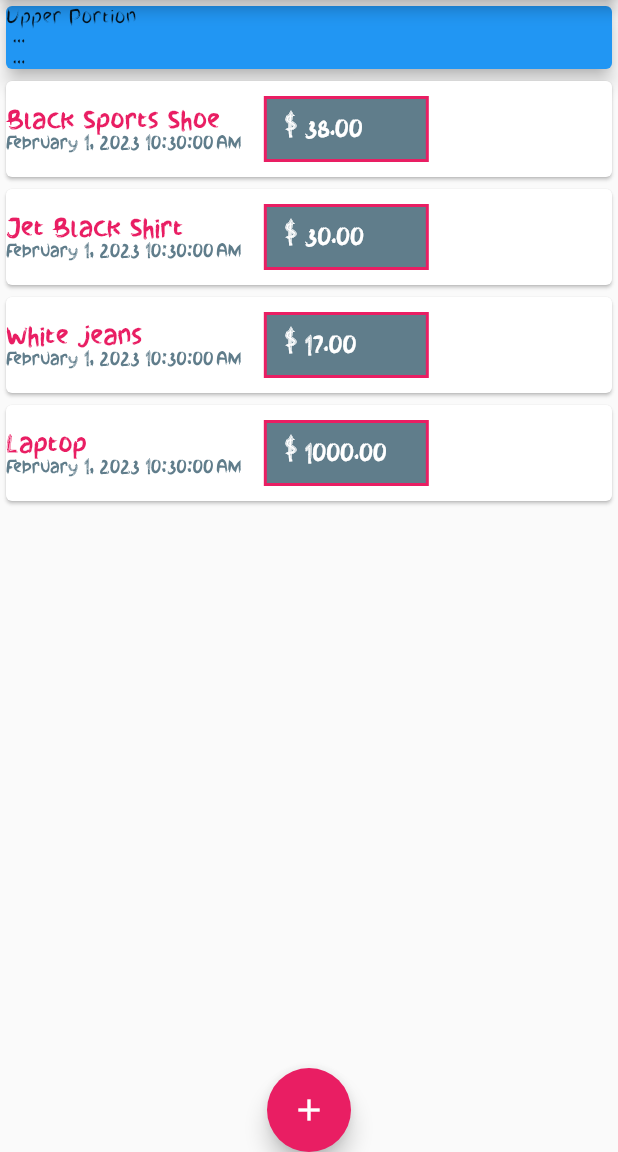
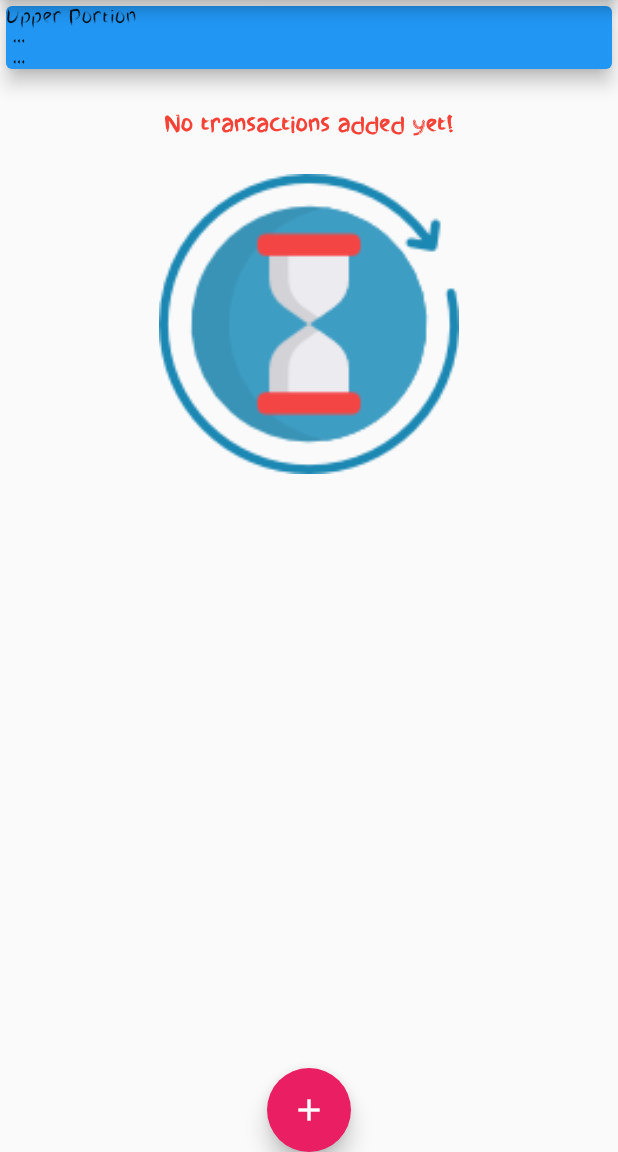
Before and after one commit to Ibrahim-Lokman/RedDot, a Flutter app: the screen it shows after launch, on a phone screen of 412 x 824 dp, the part 84-1236 px from its top. Run offline on Flutter 3.47's test engine with Material 2 defaults, Android fonts, the phone set to English and light mode, and no system bars.

Commit message:
waiting png added for no transaction case.

```diff
--- a/lib/main.dart
+++ b/lib/main.dart
@@ -48,12 +48,12 @@ class MyHomePage extends StatefulWidget {
 class _MyHomePageState extends State<MyHomePage> {
 
 
-   final List<Transaction> _userTransactions = [
+   final List<Transaction> _userTransactions = [ /*
     Transaction(id: '2', title: 'Black Sports Shoe', amount: 38, date: DateTime.now()),
     Transaction(id: '3', title: 'Jet Black Shirt', amount: 30, date: DateTime.now()),
     Transaction(id: '4', title: 'White jeans', amount: 17, date: DateTime.now()),
     Transaction(id: '5', title: 'Laptop', amount: 1000, date: DateTime.now()),
-  ];
+ */ ];
 
   void _addNewTransaction(String txTitle, double txAmount) {
     final newTx = Transaction(
--- a/lib/widgets/transaction_list.dart
+++ b/lib/widgets/transaction_list.dart
@@ -12,7 +12,32 @@ class TransactionList extends StatelessWidget {
   Widget build(BuildContext context) {
     return  Container(
       height: 500,
-        child: ListView.builder(
+        child: transactions.isEmpty
+        ?
+        Column(
+          children: <Widget>[
+            SizedBox(height: 25,),
+
+            Text(
+              'No transactions added yet!',
+              style: TextStyle(
+                              color: Colors.red,
+                              fontSize: 16,
+                              fontWeight: FontWeight.bold,
+                            ),
+              ),
+            SizedBox(height: 25,),
+
+            Container(
+              height: 200,
+              child: Image.asset(
+                'assets/images/waiting.png',
+                fit: BoxFit.cover,
+                ),
+            )
+          ],
+        )
+        : ListView.builder(
           itemCount: transactions.length,
           itemBuilder: (ctx, index){
              return Card(
--- a/pubspec.yaml
+++ b/pubspec.yaml
@@ -61,9 +61,8 @@ flutter:
   uses-material-design: true
 
   # To add assets to your application, add an assets section, like this:
-  # assets:
-  #   - images/a_dot_burr.jpeg
-  #   - images/a_dot_ham.jpeg
+  assets:
+    - assets/images/waiting.png
 
   # An image asset can refer to one or more resolution-specific "variants", see
   # https://flutter.dev/assets-and-images/#resolution-aware
```
Also changed, not shown: assets/images/waiting.png (added).
